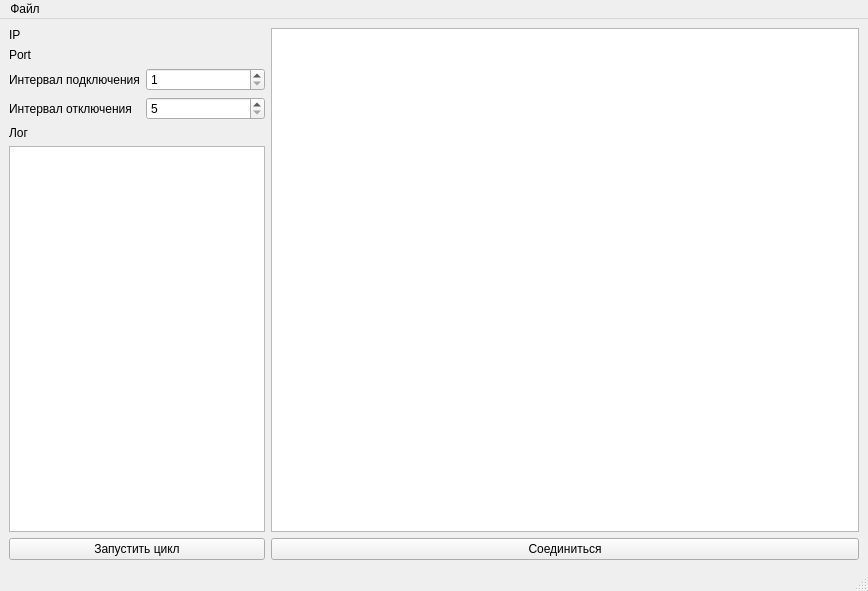
layxproud/QulonServerTest, file mainwindow.ui: the form before one commit.
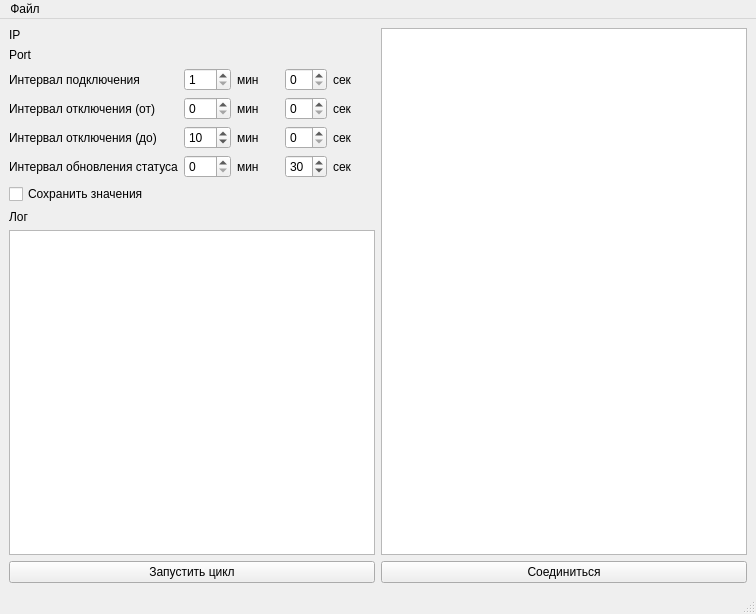
The form after the commit.

```diff
--- a/mainwindow.ui
+++ b/mainwindow.ui
@@ -6,18 +6,21 @@
    <rect>
     <x>0</x>
     <y>0</y>
-    <width>868</width>
-    <height>591</height>
+    <width>756</width>
+    <height>614</height>
    </rect>
   </property>
+  <property name="sizePolicy">
+   <sizepolicy hsizetype="Preferred" vsizetype="Preferred">
+    <horstretch>0</horstretch>
+    <verstretch>0</verstretch>
+   </sizepolicy>
+  </property>
   <property name="windowTitle">
    <string>MainWindow</string>
   </property>
   <widget class="QWidget" name="centralwidget">
    <layout class="QGridLayout" name="gridLayout">
-    <item row="2" column="1">
-     <widget class="QTableWidget" name="tableWidget"/>
-    </item>
     <item row="3" column="0">
      <widget class="QPushButton" name="pushButton">
       <property name="text">
@@ -25,72 +28,349 @@
       </property>
      </widget>
     </item>
+    <item row="3" column="1">
+     <widget class="QPushButton" name="connectButton">
+      <property name="text">
+       <string>Соединиться</string>
+      </property>
+     </widget>
+    </item>
+    <item row="2" column="1">
+     <widget class="QTableWidget" name="tableWidget">
+      <property name="sizePolicy">
+       <sizepolicy hsizetype="Minimum" vsizetype="Expanding">
+        <horstretch>0</horstretch>
+        <verstretch>0</verstretch>
+       </sizepolicy>
+      </property>
+     </widget>
+    </item>
     <item row="2" column="0">
      <layout class="QVBoxLayout" name="leftLayout">
       <property name="topMargin">
        <number>0</number>
       </property>
       <item>
-       <layout class="QFormLayout" name="variablesLayout">
+       <layout class="QGridLayout" name="gridLayout_2">
+        <item row="5" column="2">
+         <widget class="QLabel" name="minLabel4">
+          <property name="sizePolicy">
+           <sizepolicy hsizetype="Minimum" vsizetype="Preferred">
+            <horstretch>0</horstretch>
+            <verstretch>0</verstretch>
+           </sizepolicy>
+          </property>
+          <property name="text">
+           <string>мин</string>
+          </property>
+         </widget>
+        </item>
+        <item row="2" column="0">
+         <widget class="QLabel" name="conIntLabel">
+          <property name="sizePolicy">
+           <sizepolicy hsizetype="Minimum" vsizetype="Preferred">
+            <horstretch>0</horstretch>
+            <verstretch>0</verstretch>
+           </sizepolicy>
+          </property>
+          <property name="text">
+           <string>Интервал подключения</string>
+          </property>
+         </widget>
+        </item>
+        <item row="5" column="1">
+         <widget class="QSpinBox" name="statusIntMinBox">
+          <property name="sizePolicy">
+           <sizepolicy hsizetype="Minimum" vsizetype="Fixed">
+            <horstretch>0</horstretch>
+            <verstretch>0</verstretch>
+           </sizepolicy>
+          </property>
+          <property name="maximum">
+           <number>120</number>
+          </property>
+         </widget>
+        </item>
+        <item row="4" column="4">
+         <widget class="QLabel" name="secLabel3">
+          <property name="sizePolicy">
+           <sizepolicy hsizetype="Minimum" vsizetype="Preferred">
+            <horstretch>0</horstretch>
+            <verstretch>0</verstretch>
+           </sizepolicy>
+          </property>
+          <property name="text">
+           <string>сек</string>
+          </property>
+         </widget>
+        </item>
+        <item row="2" column="2">
+         <widget class="QLabel" name="minLabel1">
+          <property name="sizePolicy">
+           <sizepolicy hsizetype="Minimum" vsizetype="Preferred">
+            <horstretch>0</horstretch>
+            <verstretch>0</verstretch>
+           </sizepolicy>
+          </property>
+          <property name="text">
+           <string>мин</string>
+          </property>
+         </widget>
+        </item>
+        <item row="2" column="4">
+         <widget class="QLabel" name="secLabel1">
+          <property name="sizePolicy">
+           <sizepolicy hsizetype="Minimum" vsizetype="Preferred">
+            <horstretch>0</horstretch>
+            <verstretch>0</verstretch>
+           </sizepolicy>
+          </property>
+          <property name="text">
+           <string>сек</string>
+          </property>
+         </widget>
+        </item>
         <item row="0" column="0">
          <widget class="QLabel" name="ipLabel">
+          <property name="sizePolicy">
+           <sizepolicy hsizetype="Minimum" vsizetype="Preferred">
+            <horstretch>0</horstretch>
+            <verstretch>0</verstretch>
+           </sizepolicy>
+          </property>
           <property name="text">
            <string>IP</string>
           </property>
          </widget>
         </item>
-        <item row="0" column="1">
-         <widget class="QLabel" name="ipValue">
+        <item row="4" column="2">
+         <widget class="QLabel" name="minLabel3">
+          <property name="sizePolicy">
+           <sizepolicy hsizetype="Minimum" vsizetype="Preferred">
+            <horstretch>0</horstretch>
+            <verstretch>0</verstretch>
+           </sizepolicy>
+          </property>
+          <property name="text">
+           <string>мин</string>
+          </property>
+         </widget>
+        </item>
+        <item row="2" column="1">
+         <widget class="QSpinBox" name="conIntMinBox">
+          <property name="sizePolicy">
+           <sizepolicy hsizetype="Minimum" vsizetype="Fixed">
+            <horstretch>0</horstretch>
+            <verstretch>0</verstretch>
+           </sizepolicy>
+          </property>
+          <property name="minimum">
+           <number>1</number>
+          </property>
+          <property name="maximum">
+           <number>120</number>
+          </property>
+         </widget>
+        </item>
+        <item row="1" column="1" colspan="4">
+         <widget class="QLabel" name="portValue">
           <property name="text">
            <string/>
           </property>
          </widget>
         </item>
+        <item row="3" column="3">
+         <widget class="QSpinBox" name="discIntFromSecBox">
+          <property name="sizePolicy">
+           <sizepolicy hsizetype="Minimum" vsizetype="Fixed">
+            <horstretch>0</horstretch>
+            <verstretch>0</verstretch>
+           </sizepolicy>
+          </property>
+          <property name="maximum">
+           <number>59</number>
+          </property>
+         </widget>
+        </item>
+        <item row="3" column="2">
+         <widget class="QLabel" name="minLabel2">
+          <property name="sizePolicy">
+           <sizepolicy hsizetype="Minimum" vsizetype="Preferred">
+            <horstretch>0</horstretch>
+            <verstretch>0</verstretch>
+           </sizepolicy>
+          </property>
+          <property name="text">
+           <string>мин</string>
+          </property>
+         </widget>
+        </item>
+        <item row="3" column="1">
+         <widget class="QSpinBox" name="discIntFromMinBox">
+          <property name="sizePolicy">
+           <sizepolicy hsizetype="Minimum" vsizetype="Fixed">
+            <horstretch>0</horstretch>
+            <verstretch>0</verstretch>
+           </sizepolicy>
+          </property>
+          <property name="minimum">
+           <number>0</number>
+          </property>
+          <property name="maximum">
+           <number>120</number>
+          </property>
+         </widget>
+        </item>
         <item row="1" column="0">
          <widget class="QLabel" name="portLabel">
+          <property name="sizePolicy">
+           <sizepolicy hsizetype="Minimum" vsizetype="Preferred">
+            <horstretch>0</horstretch>
+            <verstretch>0</verstretch>
+           </sizepolicy>
+          </property>
           <property name="text">
            <string>Port</string>
           </property>
          </widget>
         </item>
-        <item row="1" column="1">
-         <widget class="QLabel" name="portValue">
+        <item row="5" column="3">
+         <widget class="QSpinBox" name="statusIntSecBox">
+          <property name="sizePolicy">
+           <sizepolicy hsizetype="Minimum" vsizetype="Fixed">
+            <horstretch>0</horstretch>
+            <verstretch>0</verstretch>
+           </sizepolicy>
+          </property>
+          <property name="maximum">
+           <number>59</number>
+          </property>
+          <property name="value">
+           <number>30</number>
+          </property>
+         </widget>
+        </item>
+        <item row="5" column="0">
+         <widget class="QLabel" name="statusIntLabel">
+          <property name="sizePolicy">
+           <sizepolicy hsizetype="Minimum" vsizetype="Preferred">
+            <horstretch>0</horstretch>
+            <verstretch>0</verstretch>
+           </sizepolicy>
+          </property>
+          <property name="text">
+           <string>Интервал обновления статуса</string>
+          </property>
+         </widget>
+        </item>
+        <item row="2" column="3">
+         <widget class="QSpinBox" name="conIntSecBox">
+          <property name="sizePolicy">
+           <sizepolicy hsizetype="Minimum" vsizetype="Fixed">
+            <horstretch>0</horstretch>
+            <verstretch>0</verstretch>
+           </sizepolicy>
+          </property>
+          <property name="maximum">
+           <number>59</number>
+          </property>
+         </widget>
+        </item>
+        <item row="0" column="1" colspan="4">
+         <widget class="QLabel" name="ipValue">
           <property name="text">
            <string/>
           </property>
          </widget>
         </item>
-        <item row="2" column="0">
-         <widget class="QLabel" name="connectIntervalLabel">
+        <item row="5" column="4">
+         <widget class="QLabel" name="secLabel4">
+          <property name="sizePolicy">
+           <sizepolicy hsizetype="Minimum" vsizetype="Preferred">
+            <horstretch>0</horstretch>
+            <verstretch>0</verstretch>
+           </sizepolicy>
+          </property>
           <property name="text">
-           <string>Интервал подключения</string>
+           <string>сек</string>
           </property>
          </widget>
         </item>
-        <item row="2" column="1">
-         <widget class="QSpinBox" name="connectIntervalBox">
+        <item row="4" column="1">
+         <widget class="QSpinBox" name="discIntToMinBox">
+          <property name="sizePolicy">
+           <sizepolicy hsizetype="Minimum" vsizetype="Fixed">
+            <horstretch>0</horstretch>
+            <verstretch>0</verstretch>
+           </sizepolicy>
+          </property>
           <property name="minimum">
-           <number>1</number>
+           <number>0</number>
           </property>
           <property name="maximum">
-           <number>60</number>
+           <number>120</number>
+          </property>
+          <property name="value">
+           <number>10</number>
+          </property>
+         </widget>
+        </item>
+        <item row="4" column="0">
+         <widget class="QLabel" name="discIntToLabel">
+          <property name="sizePolicy">
+           <sizepolicy hsizetype="Minimum" vsizetype="Preferred">
+            <horstretch>0</horstretch>
+            <verstretch>0</verstretch>
+           </sizepolicy>
+          </property>
+          <property name="text">
+           <string>Интервал отключения (до)</string>
           </property>
          </widget>
         </item>
         <item row="3" column="0">
-         <widget class="QLabel" name="disconnectIntervalLabel">
+         <widget class="QLabel" name="discIntFromLabel">
+          <property name="sizePolicy">
+           <sizepolicy hsizetype="Minimum" vsizetype="Preferred">
+            <horstretch>0</horstretch>
+            <verstretch>0</verstretch>
+           </sizepolicy>
+          </property>
           <property name="text">
-           <string>Интервал отключения</string>
+           <string>Интервал отключения (от)</string>
           </property>
          </widget>
         </item>
-        <item row="3" column="1">
-         <widget class="QSpinBox" name="disconnectIntervalBox">
-          <property name="minimum">
-           <number>5</number>
+        <item row="3" column="4">
+         <widget class="QLabel" name="secLabel2">
+          <property name="sizePolicy">
+           <sizepolicy hsizetype="Minimum" vsizetype="Preferred">
+            <horstretch>0</horstretch>
+            <verstretch>0</verstretch>
+           </sizepolicy>
+          </property>
+          <property name="text">
+           <string>сек</string>
+          </property>
+         </widget>
+        </item>
+        <item row="4" column="3">
+         <widget class="QSpinBox" name="discIntToSecBox">
+          <property name="sizePolicy">
+           <sizepolicy hsizetype="Minimum" vsizetype="Fixed">
+            <horstretch>0</horstretch>
+            <verstretch>0</verstretch>
+           </sizepolicy>
           </property>
           <property name="maximum">
-           <number>60</number>
+           <number>59</number>
+          </property>
+         </widget>
+        </item>
+        <item row="6" column="0" colspan="5">
+         <widget class="QCheckBox" name="saveValuesCheck">
+          <property name="text">
+           <string>Сохранить значения</string>
           </property>
          </widget>
         </item>
@@ -98,6 +378,12 @@
       </item>
       <item>
        <widget class="QLabel" name="logLabel">
+        <property name="sizePolicy">
+         <sizepolicy hsizetype="Maximum" vsizetype="Maximum">
+          <horstretch>0</horstretch>
+          <verstretch>0</verstretch>
+         </sizepolicy>
+        </property>
         <property name="text">
          <string>Лог</string>
         </property>
@@ -106,7 +392,7 @@
       <item>
        <widget class="QTextBrowser" name="logWindow">
         <property name="sizePolicy">
-         <sizepolicy hsizetype="Maximum" vsizetype="Expanding">
+         <sizepolicy hsizetype="Preferred" vsizetype="Expanding">
           <horstretch>0</horstretch>
           <verstretch>0</verstretch>
          </sizepolicy>
@@ -115,13 +401,6 @@
       </item>
      </layout>
     </item>
-    <item row="3" column="1">
-     <widget class="QPushButton" name="connectButton">
-      <property name="text">
-       <string>Соединиться</string>
-      </property>
-     </widget>
-    </item>
    </layout>
   </widget>
   <widget class="QMenuBar" name="menubar">
@@ -129,8 +408,8 @@
     <rect>
      <x>0</x>
      <y>0</y>
-     <width>868</width>
-     <height>26</height>
+     <width>756</width>
+     <height>21</height>
     </rect>
    </property>
    <widget class="QMenu" name="menu">
```
